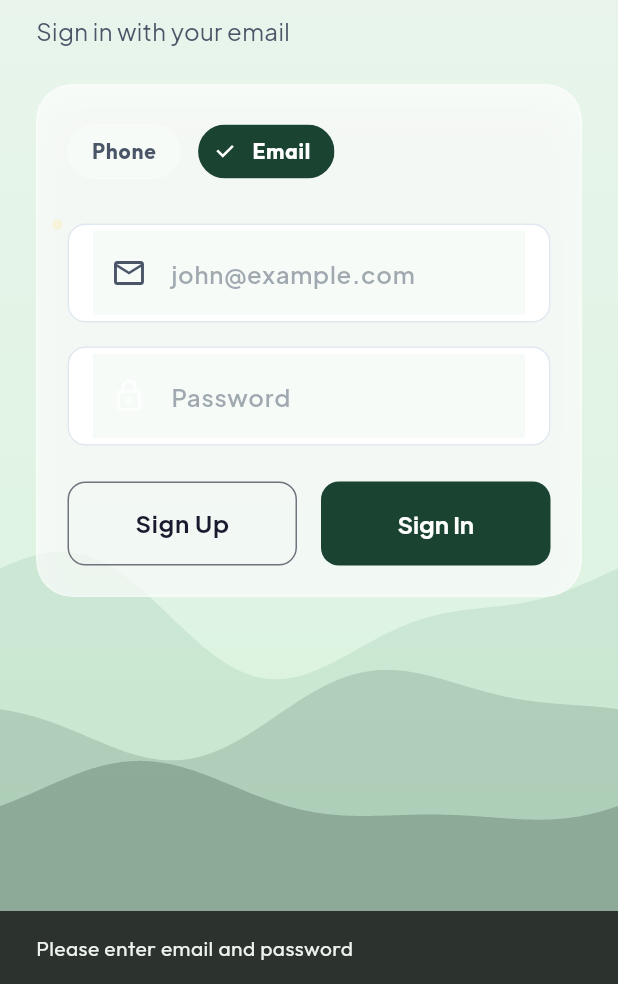
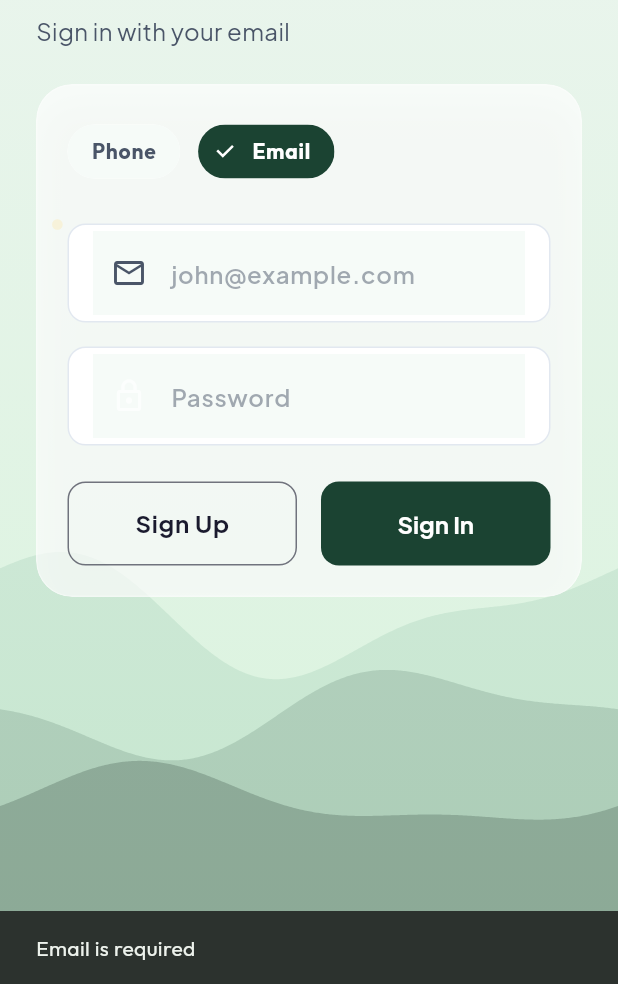
Before and after one commit to frost-guy-2006/VeGo, a Flutter app: the screen it shows after launch, after a tap on "Phone", after a tap on "Sign Up", on a phone screen of 412 x 824 dp, the part 252-1236 px from its top. Run offline on Flutter 3.47's test engine with Material 3 defaults, Android fonts, the phone set to English and light mode, and no system bars; our stand-ins replace cached_network_image, connectivity_plus, flutter_dotenv, flutter_map, flutter_riverpod, go_router and 7 more; accounts and stored records are empty.

Commit message:
Fix security vulnerabilities, memory leaks, and input validation issues
- Update email regex to ReDoS-safe RFC 5322 compliant version in validators.
- Fix memory leak in `AuthProvider` by disposing of auth state `StreamSubscription`.
- Inject `SupabaseClient` in `AuthProvider` to improve testability.
- Utilize centralized `InputValidators` in authentication screens (`LoginScreen`, `OtpScreen`).
- Catch `AuthException` explicitly in auth screens to prevent information leakage, providing generic errors otherwise.

Co-authored-by: frost-guy-2006 <183232967+frost-guy-2006@users.noreply.github.com>

```diff
--- a/freshflow/lib/core/providers/auth_provider.dart
+++ b/freshflow/lib/core/providers/auth_provider.dart
@@ -1,8 +1,10 @@
+import 'dart:async';
 import 'package:flutter/material.dart';
 import 'package:supabase_flutter/supabase_flutter.dart';
 
 class AuthProvider extends ChangeNotifier {
-  final SupabaseClient _supabase = Supabase.instance.client;
+  late final SupabaseClient _supabase;
+  StreamSubscription<AuthState>? _authStateSubscription;
 
   bool _isLoading = false;
   bool get isLoading => _isLoading;
@@ -10,10 +12,17 @@ class AuthProvider extends ChangeNotifier {
   User? get currentUser => _supabase.auth.currentUser;
   bool get isAuthenticated => currentUser != null;
 
-  AuthProvider() {
-    _supabase.auth.onAuthStateChange.listen((data) {
+  AuthProvider({SupabaseClient? client}) {
+    _supabase = client ?? Supabase.instance.client;
+    _authStateSubscription = _supabase.auth.onAuthStateChange.listen((data) {
       notifyListeners();
     });
+  }
+
+  @override
+  void dispose() {
+    _authStateSubscription?.cancel();
+    super.dispose();
   }
 
   Future<void> signInWithPhone(String phoneNumber) async {
--- a/freshflow/lib/core/utils/input_validators.dart
+++ b/freshflow/lib/core/utils/input_validators.dart
@@ -34,7 +34,7 @@ class InputValidators {
 
     // RFC 5322 compliant email regex (simplified)
     final emailRegex = RegExp(
-      r'^[a-zA-Z0-9._%+-]+@[a-zA-Z0-9.-]+\.[a-zA-Z]{2,}$',
+      r'^[a-zA-Z0-9._%+-]+@[a-zA-Z0-9-]+(\.[a-zA-Z0-9-]+)*\.[a-zA-Z]{2,}$',
       caseSensitive: false,
     );
 
--- a/freshflow/lib/core/utils/validators.dart
+++ b/freshflow/lib/core/utils/validators.dart
@@ -5,7 +5,7 @@ class Validators {
     if (value == null || value.isEmpty) {
       return 'Email is required';
     }
-    final emailRegex = RegExp(r'^[\w-\.]+@([\w-]+\.)+[\w-]{2,4}$');
+    final emailRegex = RegExp(r'^[a-zA-Z0-9._%+-]+@[a-zA-Z0-9-]+(\.[a-zA-Z0-9-]+)*\.[a-zA-Z]{2,}$');
     if (!emailRegex.hasMatch(value)) {
       return 'Enter a valid email';
     }
--- a/freshflow/lib/features/auth/screens/login_screen.dart
+++ b/freshflow/lib/features/auth/screens/login_screen.dart
@@ -3,7 +3,9 @@ import 'package:vego/core/providers/auth_provider.dart';
 import 'package:vego/features/auth/screens/otp_screen.dart';
 import 'package:google_fonts/google_fonts.dart';
 import 'package:provider/provider.dart';
+import 'package:supabase_flutter/supabase_flutter.dart';
 import 'package:vego/core/theme/app_colors.dart';
+import 'package:vego/core/utils/input_validators.dart';
 import 'package:vego/core/widgets/liquid_wave_background.dart';
 import 'package:vego/core/widgets/backgrounds.dart';
 
@@ -32,18 +34,19 @@ class _LoginScreenState extends State<LoginScreen> {
   Future<void> _signInPhone() async {
     final phone = _phoneController.text.trim();
     if (phone.isEmpty) return;
-    final cleanedPhone = phone.replaceAll(RegExp(r'\s+'), '');
 
     // Validation
-    final phoneRegExp = RegExp(r'^[0-9]{10}$'); // Strict 10 digits
-    if (!phoneRegExp.hasMatch(cleanedPhone)) {
+    final validationError = InputValidators.validatePhone(phone);
+    if (validationError != null) {
       if (mounted) {
         ScaffoldMessenger.of(context).showSnackBar(
-          const SnackBar(content: Text('Please enter a valid phone number')),
+          SnackBar(content: Text(validationError)),
         );
       }
       return;
     }
+
+    final cleanedPhone = phone.replaceAll(RegExp(r'\s+'), '');
 
     // Default to +91 if missing
     String formattedPhone = cleanedPhone;
@@ -60,10 +63,16 @@ class _LoginScreenState extends State<LoginScreen> {
               builder: (_) => OtpScreen(phoneNumber: formattedPhone)),
         );
       }
+    } on AuthException catch (e) {
+      if (mounted) {
+        ScaffoldMessenger.of(context).showSnackBar(
+          SnackBar(content: Text(e.message)),
+        );
+      }
     } catch (e) {
       if (mounted) {
         ScaffoldMessenger.of(context).showSnackBar(
-          SnackBar(content: Text('Error: ${e.toString()}')),
+          const SnackBar(content: Text('Sign in failed')),
         );
       }
     }
@@ -73,9 +82,17 @@ class _LoginScreenState extends State<LoginScreen> {
     final email = _emailController.text.trim();
     final password = _passwordController.text.trim();
 
-    if (email.isEmpty || password.isEmpty) {
+    final emailError = InputValidators.validateEmail(email);
+    if (emailError != null) {
       ScaffoldMessenger.of(context).showSnackBar(
-        const SnackBar(content: Text('Please enter email and password')),
+        SnackBar(content: Text(emailError)),
+      );
+      return;
+    }
+    final passwordError = InputValidators.validatePasswordLogin(password);
+    if (passwordError != null) {
+      ScaffoldMessenger.of(context).showSnackBar(
+        SnackBar(content: Text(passwordError)),
       );
       return;
     }
@@ -84,10 +101,16 @@ class _LoginScreenState extends State<LoginScreen> {
       await context.read<AuthProvider>().signInWithEmail(email, password);
       // AuthProvider listens to auth state changes, so navigation might be handled by wrapper
       // But for explicit feedback/navigation:
+    } on AuthException catch (e) {
+      if (mounted) {
+        ScaffoldMessenger.of(context).showSnackBar(
+          SnackBar(content: Text(e.message)),
+        );
+      }
     } catch (e) {
       if (mounted) {
         ScaffoldMessenger.of(context).showSnackBar(
-          SnackBar(content: Text('Error: ${e.toString()}')),
+          const SnackBar(content: Text('Sign in failed')),
         );
       }
     }
@@ -97,9 +120,17 @@ class _LoginScreenState extends State<LoginScreen> {
     final email = _emailController.text.trim();
     final password = _passwordController.text.trim();
 
-    if (email.isEmpty || password.isEmpty) {
+    final emailError = InputValidators.validateEmail(email);
+    if (emailError != null) {
       ScaffoldMessenger.of(context).showSnackBar(
-        const SnackBar(content: Text('Please enter email and password')),
+        SnackBar(content: Text(emailError)),
+      );
+      return;
+    }
+    final passwordError = InputValidators.validatePassword(password);
+    if (passwordError != null) {
+      ScaffoldMessenger.of(context).showSnackBar(
+        SnackBar(content: Text(passwordError)),
       );
       return;
     }
@@ -113,10 +144,16 @@ class _LoginScreenState extends State<LoginScreen> {
                   Text('Sign up successful! Please check your email/login.')),
         );
       }
+    } on AuthException catch (e) {
+      if (mounted) {
+        ScaffoldMessenger.of(context).showSnackBar(
+          SnackBar(content: Text(e.message)),
+        );
+      }
     } catch (e) {
       if (mounted) {
         ScaffoldMessenger.of(context).showSnackBar(
-          SnackBar(content: Text('Error: ${e.toString()}')),
+          const SnackBar(content: Text('Sign up failed')),
         );
       }
     }
```
Also changed, not shown: freshflow/lib/features/auth/screens/otp_screen.dart (+8 -1 lines).
